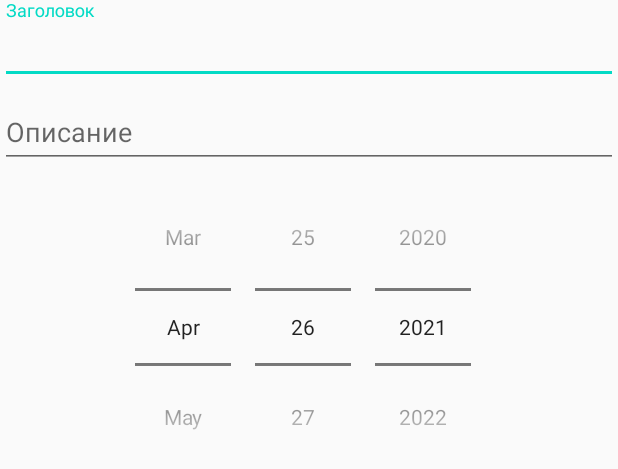
After one commit to Nikita-Vikulov/Fragments, an Android app: the layout fragment_card.xml on its own in the app's theme, with its tools: preview values and no code run, on a phone screen of 412 x 824 dp. The commit adds this screen. Shown: the top 469 px of the screen. Run offline under Robolectric (Android 15) with nearby library versions, the phone set to English and light mode, and no system bars.

Commit message:
HomeWork9

```diff
--- a/app/src/main/java/com/example/fragments/DescriptionOfNotesFragment.java
+++ b/app/src/main/java/com/example/fragments/DescriptionOfNotesFragment.java
@@ -5,6 +5,7 @@ import android.view.LayoutInflater;
 import android.view.View;
 import android.view.ViewGroup;
 
+import androidx.annotation.Nullable;
 import androidx.appcompat.widget.AppCompatTextView;
 import androidx.fragment.app.Fragment;
 
@@ -32,7 +33,7 @@ public class DescriptionOfNotesFragment extends Fragment {
             index = getArguments().getInt(ARG_INDEX);
         }
     }
-
+    @Nullable
     @Override
     public View onCreateView(LayoutInflater inflater, ViewGroup container,
                              Bundle savedInstanceState) {
--- a/app/src/main/java/com/example/fragments/data/CardsSource.java
+++ b/app/src/main/java/com/example/fragments/data/CardsSource.java
@@ -3,4 +3,8 @@ package com.example.fragments.data;
 public interface CardsSource {
     CardData getCardData(int position);
     int size();
+    void deleteCardData(int position);
+    void updateCardData(int position, CardData cardData);
+    void addCardData(CardData cardData);
+    void clearCardData();
 }
--- /dev/null
+++ b/app/src/main/res/layout/fragment_card.xml
@@ -0,0 +1,49 @@
+<?xml version="1.0" encoding="utf-8"?>
+<androidx.core.widget.NestedScrollView xmlns:android="http://schemas.android.com/apk/res/android"
+    xmlns:tools="http://schemas.android.com/tools"
+    android:layout_width="match_parent"
+    android:layout_height="match_parent"
+    tools:context=".ui.CardFragment">
+
+    <LinearLayout
+        android:layout_width="match_parent"
+        android:layout_height="match_parent"
+        android:orientation="vertical">
+
+
+    <com.google.android.material.textfield.TextInputLayout
+        android:id="@+id/title"
+        android:layout_width="match_parent"
+        android:layout_height="wrap_content">
+
+        <com.google.android.material.textfield.TextInputEditText
+            android:id="@+id/inputTitle"
+            android:layout_width="match_parent"
+            android:layout_height="wrap_content"
+            android:hint="Заголовок" />
+    </com.google.android.material.textfield.TextInputLayout>
+
+    <com.google.android.material.textfield.TextInputLayout
+        android:id="@+id/description"
+        android:layout_width="match_parent"
+        android:layout_height="wrap_content">
+
+        <com.google.android.material.textfield.TextInputEditText
+            android:id="@+id/inputDescription"
+            android:layout_width="match_parent"
+            android:layout_height="wrap_content"
+            android:hint="Описание" />
+    </com.google.android.material.textfield.TextInputLayout>
+
+    <DatePicker
+        android:id="@+id/inputDate"
+        android:layout_width="match_parent"
+        android:layout_height="wrap_content"
+        android:layout_gravity="center"
+        android:calendarViewShown="false"
+        android:datePickerMode="spinner" />
+        <!-- также можно делать режим календаря
+        android:datePickerMode="calendar"
+        и режим отображения календаря в spinner режиме
+        android:calendarViewShown="true" -->
+</LinearLayout></androidx.core.widget.NestedScrollView>
--- a/app/src/main/res/layout/fragments_description_of_notes.xml
+++ b/app/src/main/res/layout/fragments_description_of_notes.xml
@@ -1,12 +1,13 @@
 <?xml version="1.0" encoding="utf-8"?>
-<LinearLayout xmlns:android="http://schemas.android.com/apk/res/android"
+<FrameLayout xmlns:android="http://schemas.android.com/apk/res/android"
     xmlns:tools="http://schemas.android.com/tools"
     android:layout_width="match_parent"
     android:layout_height="match_parent"
     android:orientation="vertical"
     tools:context=".DescriptionOfNotesFragment">
+
     <androidx.appcompat.widget.AppCompatTextView
         android:id="@+id/description"
         android:layout_width="match_parent"
         android:layout_height="match_parent" />
-</LinearLayout>
+</FrameLayout>
--- a/app/src/main/res/menu/main_drawer.xml
+++ b/app/src/main/res/menu/main_drawer.xml
@@ -1,5 +1,6 @@
 <?xml version="1.0" encoding="utf-8"?>
-<menu xmlns:android="http://schemas.android.com/apk/res/android">
+<menu xmlns:android="http://schemas.android.com/apk/res/android"
+    xmlns:app="http://schemas.android.com/apk/res-auto">
     <item
         android:id="@+id/action_settings"
         android:icon="@android:drawable/ic_menu_preferences"
@@ -15,4 +16,5 @@
         android:icon="@android:drawable/btn_star_big_on"
         android:orderInCategory="20"
         android:title="@string/favorite"/>
+
 </menu>
--- a/app/src/main/res/values/strings.xml
+++ b/app/src/main/res/values/strings.xml
@@ -5,7 +5,7 @@
     <string name="delete_before_add">Delete before add</string>
     <string name="back_as_remove_fragment">Back as remove fragment</string>
     <string name="replace">replace</string>
-    <string name="add">add</string>
+    <string name="add">Add</string>
     <string name="new_fragment">New fragment:</string>
     <string name="use_backstack">Use backstack</string>
     <string name="main_screen">Main screen</string>
@@ -23,4 +23,7 @@
     <string name="textView">textView</string>
     <string name="title">Title</string>
     <string name="date">Date</string>
+    <string name="clear">Clear</string>
+    <string name="update">Update</string>
+    <string name="delete">Delete</string>
 </resources>
```
Also changed, not shown: app/src/main/java/com/example/fragments/MainActivity.java (+41 -34 lines), app/src/main/java/com/example/fragments/Navigation.java (added, +24 -0 lines), app/src/main/java/com/example/fragments/data/CardData.java (+15 -9 lines), app/src/main/java/com/example/fragments/data/CardsSourceImpl.java (+22 -2 lines), app/src/main/java/com/example/fragments/ui/CardFragment.java (added, +144 -0 lines), app/src/main/java/com/example/fragments/ui/NotesAdapter.java (+22 -7 lines), app/src/main/java/com/example/fragments/ui/NotesFragment.java (+70 -14 lines), app/src/main/java/observer/Observer.java (added, +7 -0 lines), app/src/main/java/observer/Publisher.java (added, +32 -0 lines), app/src/main/res/menu/card_menu.xml (added, +11 -0 lines), app/src/main/res/menu/main.xml (+19 -5 lines), app/src/main/res/menu/popup.xml (deleted, +0 -11 lines).
